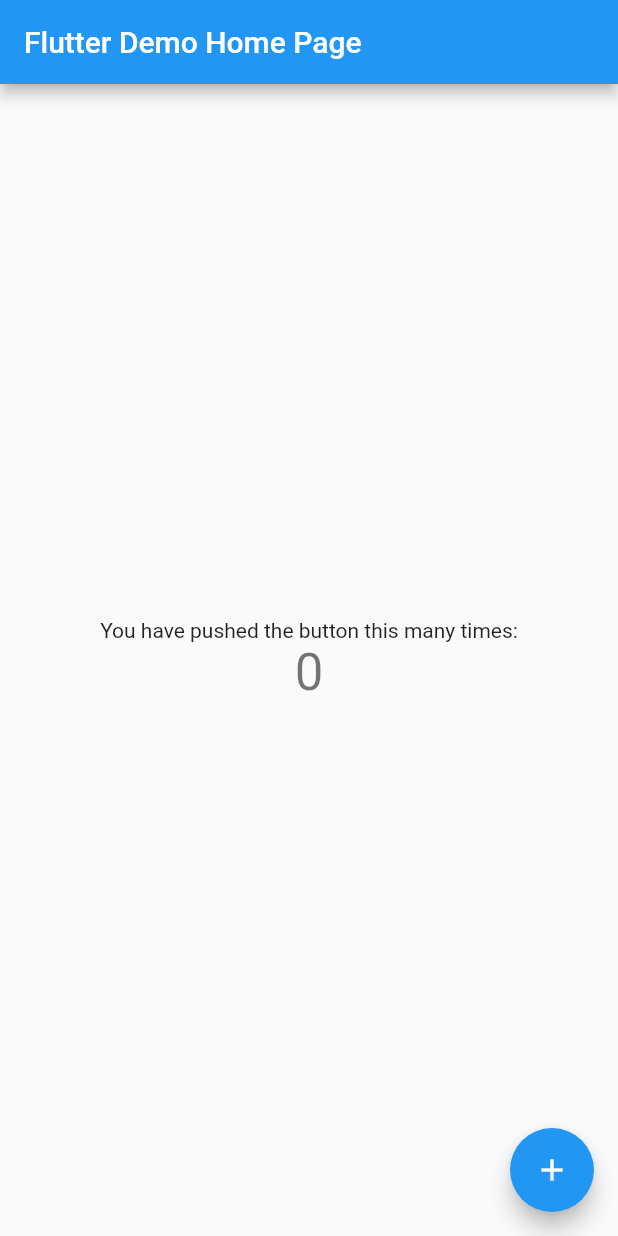
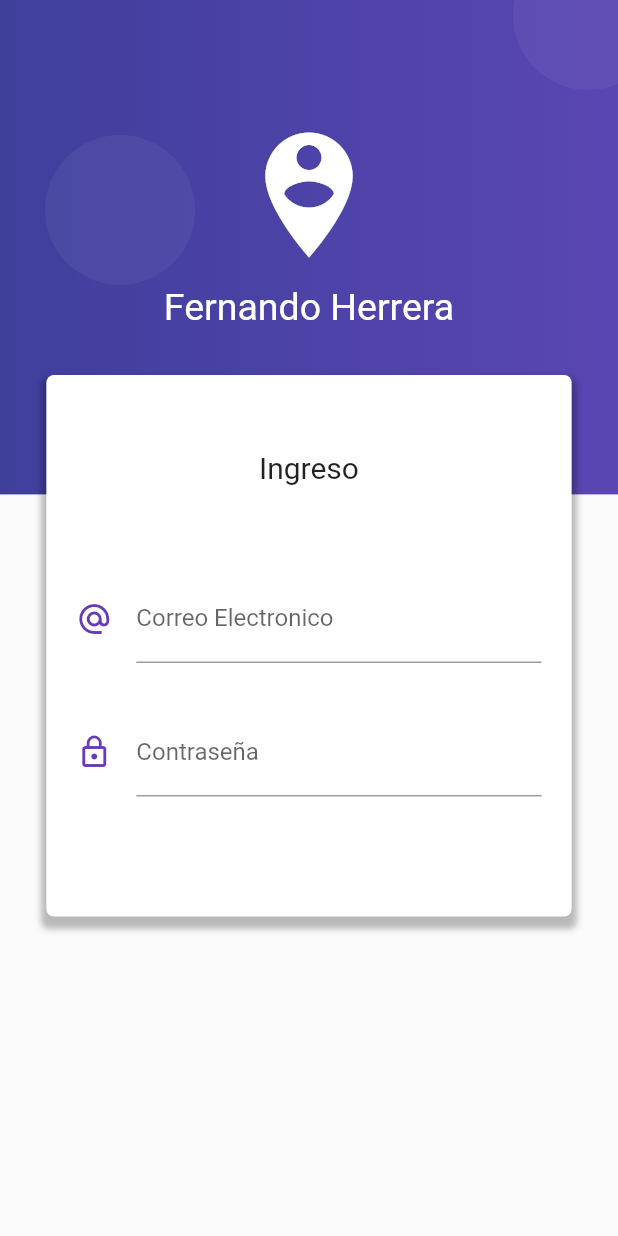
Before and after one commit to jddios837/flutter_login_app, a Flutter app: the screen it shows after launch, on a phone screen of 412 x 824 dp. Run offline on Flutter 3.47's test engine with Material 2 defaults, Android fonts, the phone set to English and light mode, and no system bars.

Commit message:
Working in login elements

```diff
--- a/lib/main.dart
+++ b/lib/main.dart
@@ -1,111 +1,19 @@
 import 'package:flutter/material.dart';
+import 'package:login_app_bloc/src/pages/home_page.dart';
+import 'package:login_app_bloc/src/pages/login_page.dart';
 
 void main() => runApp(MyApp());
 
 class MyApp extends StatelessWidget {
-  // This widget is the root of your application.
   @override
   Widget build(BuildContext context) {
     return MaterialApp(
-      title: 'Flutter Demo',
-      theme: ThemeData(
-        // This is the theme of your application.
-        //
-        // Try running your application with "flutter run". You'll see the
-        // application has a blue toolbar. Then, without quitting the app, try
-        // changing the primarySwatch below to Colors.green and then invoke
-        // "hot reload" (press "r" in the console where you ran "flutter run",
-        // or simply save your changes to "hot reload" in a Flutter IDE).
-        // Notice that the counter didn't reset back to zero; the application
-        // is not restarted.
-        primarySwatch: Colors.blue,
-      ),
-      home: MyHomePage(title: 'Flutter Demo Home Page'),
+      title: 'Material App',
+      initialRoute: 'login',
+      routes: {
+          'login' : (BuildContext context) => LoginPage(),
+          'home'  : (BuildContext context) => HomePage()
+       },
     );
   }
 }
-
-class MyHomePage extends StatefulWidget {
-  MyHomePage({Key key, this.title}) : super(key: key);
-
-  // This widget is the home page of your application. It is stateful, meaning
-  // that it has a State object (defined below) that contains fields that affect
-  // how it looks.
-
-  // This class is the configuration for the state. It holds the values (in this
-  // case the title) provided by the parent (in this case the App widget) and
-  // used by the build method of the State. Fields in a Widget subclass are
-  // always marked "final".
-
-  final String title;
-
-  @override
-  _MyHomePageState createState() => _MyHomePageState();
-}
-
-class _MyHomePageState extends State<MyHomePage> {
-  int _counter = 0;
-
-  void _incrementCounter() {
-    setState(() {
-      // This call to setState tells the Flutter framework that something has
-      // changed in this State, which causes it to rerun the build method below
-      // so that the display can reflect the updated values. If we changed
-      // _counter without calling setState(), then the build method would not be
-      // called again, and so nothing would appear to happen.
-      _counter++;
-    });
-  }
-
-  @override
-  Widget build(BuildContext context) {
-    // This method is rerun every time setState is called, for instance as done
-    // by the _incrementCounter method above.
-    //
-    // The Flutter framework has been optimized to make rerunning build methods
-    // fast, so that you can just rebuild anything that needs updating rather
-    // than having to individually change instances of widgets.
-    return Scaffold(
-      appBar: AppBar(
-        // Here we take the value from the MyHomePage object that was created by
-        // the App.build method, and use it to set our appbar title.
-        title: Text(widget.title),
-      ),
-      body: Center(
-        // Center is a layout widget. It takes a single child and positions it
-        // in the middle of the parent.
-        child: Column(
-          // Column is also a layout widget. It takes a list of children and
-          // arranges them vertically. By default, it sizes itself to fit its
-          // children horizontally, and tries to be as tall as its parent.
-          //
-          // Invoke "debug painting" (press "p" in the console, choose the
-          // "Toggle Debug Paint" action from the Flutter Inspector in Android
-          // Studio, or the "Toggle Debug Paint" command in Visual Studio Code)
-          // to see the wireframe for each widget.
-          //
-          // Column has various properties to control how it sizes itself and
-          // how it positions its children. Here we use mainAxisAlignment to
-          // center the children vertically; the main axis here is the vertical
-          // axis because Columns are vertical (the cross axis would be
-          // horizontal).
-          mainAxisAlignment: MainAxisAlignment.center,
-          children: <Widget>[
-            Text(
-              'You have pushed the button this many times:',
-            ),
-            Text(
-              '$_counter',
-              style: Theme.of(context).textTheme.display1,
-            ),
-          ],
-        ),
-      ),
-      floatingActionButton: FloatingActionButton(
-        onPressed: _incrementCounter,
-        tooltip: 'Increment',
-        child: Icon(Icons.add),
-      ), // This trailing comma makes auto-formatting nicer for build methods.
-    );
-  }
-}
--- /dev/null
+++ b/lib/src/pages/home_page.dart
@@ -0,0 +1,14 @@
+import 'package:flutter/material.dart';
+
+class HomePage extends StatelessWidget {
+
+
+  @override
+  Widget build(BuildContext context) {
+    return Scaffold(
+      appBar: AppBar(
+        title: Text('Home Page')
+      ),
+    );
+  }
+}
--- /dev/null
+++ b/lib/src/pages/login_page.dart
@@ -0,0 +1,145 @@
+import 'package:flutter/material.dart';
+
+class LoginPage extends StatelessWidget {
+
+
+  @override
+  Widget build(BuildContext context) {
+    return Scaffold(
+      body: Stack(
+        children: <Widget>[
+          _crearFondo(context),
+          _loginForm(context),
+
+        ],
+      ),
+    );
+  }
+
+  Widget _loginForm(BuildContext context) {
+    final size = MediaQuery.of(context).size;
+
+    return SingleChildScrollView(
+      child: Column(
+        children: <Widget>[
+
+          SafeArea(
+            child: Container(
+              height: 220.0,
+            ),
+          ),
+          Container(
+            width: size.width * 0.85,
+            margin: EdgeInsets.symmetric(vertical: 30.0),
+            padding: EdgeInsets.symmetric(vertical: 50.0),
+            decoration: BoxDecoration(
+              color: Colors.white,
+              borderRadius: BorderRadius.circular(5.0),
+              boxShadow: <BoxShadow>[
+                BoxShadow(
+                  color: Colors.black26,
+                  blurRadius: 3.0,
+                  offset: Offset(0.0, 5.0),
+                  spreadRadius: 3.0
+                )
+              ]
+            ),
+            child: Column(
+              children: <Widget>[
+                Text('Ingreso', style: TextStyle(fontSize: 20.0),),
+                SizedBox(height: 60.0),
+                _crearEmail(),
+                SizedBox(height: 30.0),
+                _crearPassword(),
+                SizedBox(height: 30.0),
+              ],
+            ),
+          )
+        ],
+      ),
+    );
+  }
+
+  Widget _crearEmail() {
+    return Container(
+      padding: EdgeInsets.symmetric(horizontal: 20.0),
+      child: TextField(
+        keyboardType: TextInputType.emailAddress,
+        decoration: InputDecoration(
+          icon: Icon(Icons.alternate_email, color: Colors.deepPurple),
+          hintText: 'ejemplo@correo.com',
+          labelText: 'Correo Electronico'
+        ),
+      ),
+    );
+  }
+
+    Widget _crearPassword() {
+    return Container(
+      padding: EdgeInsets.symmetric(horizontal: 20.0),
+      child: TextField(
+        obscureText: true,
+        decoration: InputDecoration(
+          icon: Icon(Icons.lock_outline, color: Colors.deepPurple),
+          hintText: '',
+          labelText: 'Contraseña'
+        ),
+      ),
+    );
+  }
+
+  Widget _crearBoton() {
+    return RaisedButton(
+
+    )
+  }
+
+  Widget _crearFondo(BuildContext context) {
+
+    final size = MediaQuery.of(context).size;
+
+    final fondoMorado = Container(
+      height: size.height * 0.4,
+      width: double.infinity,
+      decoration: BoxDecoration(
+        gradient: LinearGradient(
+          colors: <Color> [
+            Color.fromRGBO(63, 63, 156, 1.0),
+            Color.fromRGBO(90, 70, 178, 1.0)
+          ]
+        )
+      ),
+    );
+
+    final circular = Container(
+      width: 100.0,
+      height: 100.0,
+      decoration: BoxDecoration(
+        borderRadius: BorderRadius.circular(100.0),
+        color: Color.fromRGBO(255, 255, 255, 0.05)
+      )
+    );
+
+    return Stack(
+      children: <Widget>[
+        fondoMorado,
+        Positioned(top: 90.0, left: 30.0, child: circular),
+        Positioned(top: -40.0, right: -30.0, child: circular),
+        Positioned(bottom: -50.0, right: -10.0, child: circular),
+        Positioned(bottom: 120.0, right:  20.0, child: circular),
+        Positioned(bottom: -50.0, left: -20.0, child: circular),
+
+        Container(
+          padding: EdgeInsets.only(top: 80.0),
+          child: Column(
+            children: <Widget>[
+              Icon(Icons.person_pin_circle, color: Colors.white, size: 100.0,),
+              SizedBox(height: 10.0, width: double.infinity,),
+              Text('Fernando Herrera', style: TextStyle(color: Colors.white, fontSize: 25.0 ))
+            ],
+          )
+        )
+      ],
+    );
+  }
+}
```
Also changed, not shown: 1 other file.
